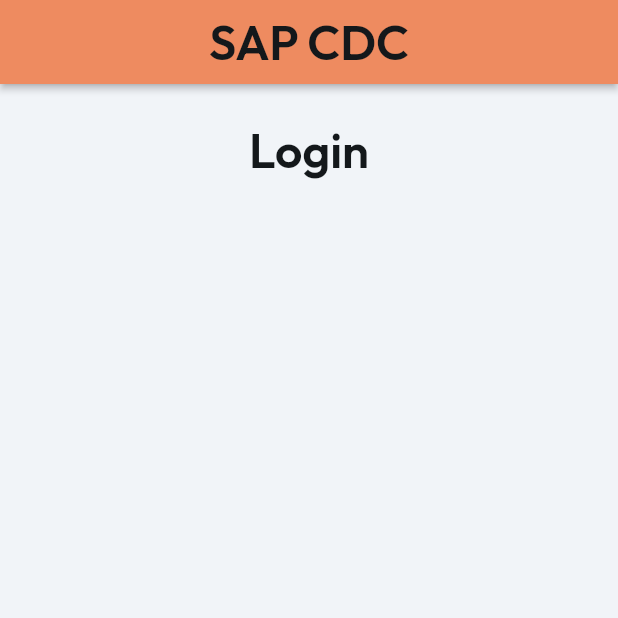
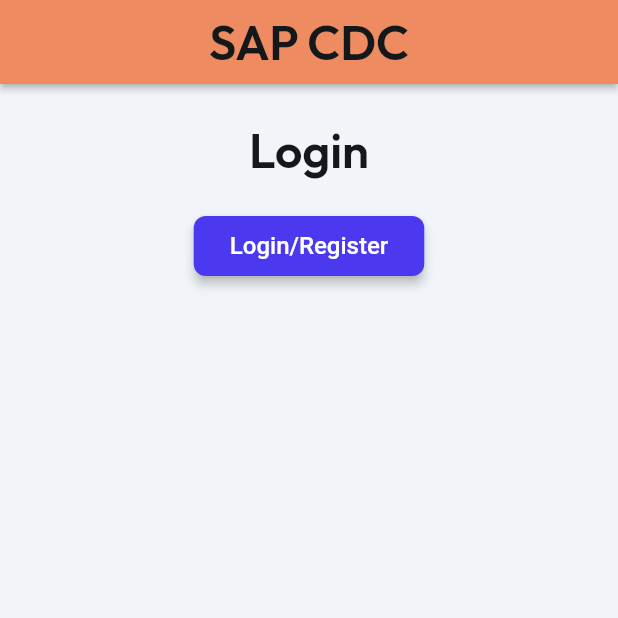
Before and after one commit to hectorcanaimero/sap-cdc, a Flutter app: the screen it shows after launch, on a phone screen of 412 x 824 dp, the top half of it. Run offline on Flutter 3.47's test engine with Material 2 defaults, Android fonts, the light colour scheme and no system bars; drawn by our look-alikes of auto_size_text; our stand-ins replace font_awesome_flutter, from_css_color, go_router, google_fonts, page_transition, shared_preferences and 1 more; missing offline and left inert: gigya_flutter_plugin, json_path; Roboto replaces fonts that are missing (Readex Pro).

Commit message:
Updating to latest FlutterFlow output.

```diff
--- a/lib/custom_code/actions/index.dart
+++ b/lib/custom_code/actions/index.dart
@@ -1,2 +1 @@
-export 'load_gigya.dart' show loadGigya;
-export 'set_screen.dart' show setScreen;
+export 'screen_set.dart' show screenSet;
--- a/lib/pages/home_page/home_page_widget.dart
+++ b/lib/pages/home_page/home_page_widget.dart
@@ -1,5 +1,7 @@
 import '/flutter_flow/flutter_flow_theme.dart';
 import '/flutter_flow/flutter_flow_util.dart';
+import '/flutter_flow/flutter_flow_widgets.dart';
+import '/custom_code/actions/index.dart' as actions;
 import 'package:flutter/material.dart';
 import 'package:flutter/services.dart';
 import 'home_page_model.dart';
@@ -77,6 +79,29 @@
                   ),
                 ),
               ),
+              FFButtonWidget(
+                onPressed: () async {
+                  await actions.screenSet();
+                },
+                text: 'Login/Register',
+                options: FFButtonOptions(
+                  height: 40.0,
+                  padding: const EdgeInsetsDirectional.fromSTEB(24.0, 0.0, 24.0, 0.0),
+                  iconPadding:
+                      const EdgeInsetsDirectional.fromSTEB(0.0, 0.0, 0.0, 0.0),
+                  color: FlutterFlowTheme.of(context).primary,
+                  textStyle: FlutterFlowTheme.of(context).titleSmall.override(
+                        fontFamily: 'Readex Pro',
+                        color: Colors.white,
+                      ),
+                  elevation: 3.0,
+                  borderSide: const BorderSide(
+                    color: Colors.transparent,
+                    width: 1.0,
+                  ),
+                  borderRadius: BorderRadius.circular(8.0),
+                ),
+              ),
             ],
           ),
         ),
```
Also changed, not shown: lib/custom_code/actions/load_gigya.dart (deleted, +0 -33 lines), lib/custom_code/actions/screen_set.dart (added, +25 -0 lines), lib/custom_code/actions/set_screen.dart (deleted, +0 -14 lines).
